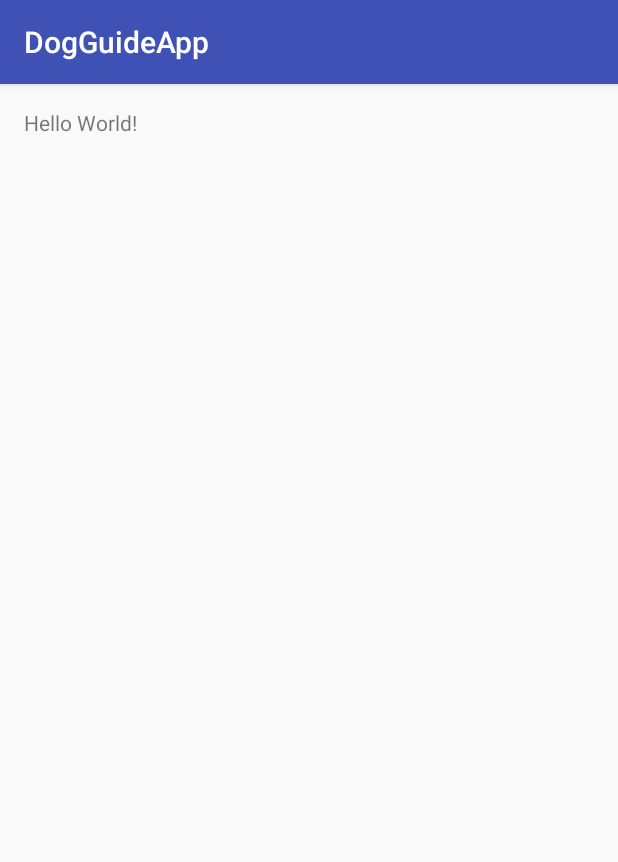
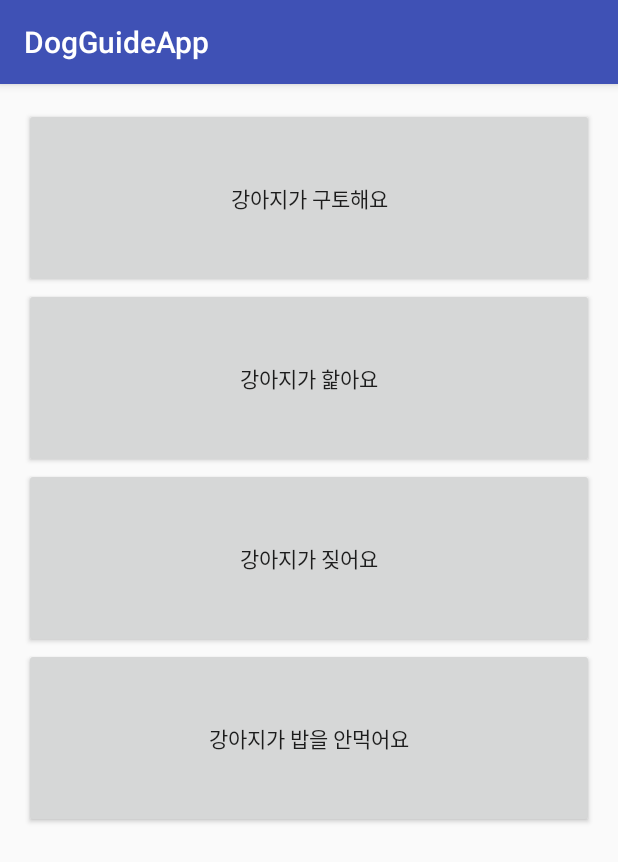
Before and after one commit to YuHyeon-Kim/DogGuideApp, an Android app: the screen it shows after launch (MainActivity), on a phone screen of 412 x 824 dp. Shown: the top 862 px of the screen. Run offline under Robolectric (Android 15) with nearby library versions, the light colour scheme and no system bars.

Commit message:
#6 Add Buttons

```diff
--- a/app/src/main/res/layout/activity_main.xml
+++ b/app/src/main/res/layout/activity_main.xml
@@ -9,8 +9,35 @@
     android:paddingTop="@dimen/activity_vertical_margin"
     tools:context="kr.hs.dbgus3577e_mirim.dogguideapp.MainActivity">
 
-    <TextView
-        android:layout_width="wrap_content"
-        android:layout_height="wrap_content"
-        android:text="Hello World!" />
+
+    <Button
+        android:layout_width="match_parent"
+        android:layout_height="120dp"
+        android:id="@+id/but_1"
+        android:text="@string/but_1"
+        />
+
+    <Button
+        android:layout_width="match_parent"
+        android:layout_height="120dp"
+        android:layout_below="@+id/but_1"
+        android:id="@+id/but_2"
+        android:text="@string/but_2"
+        />
+
+    <Button
+        android:layout_width="match_parent"
+        android:layout_height="120dp"
+        android:layout_below="@+id/but_2"
+        android:id="@+id/but_3"
+        android:text="@string/but_3"
+        />
+
+    <Button
+        android:layout_width="match_parent"
+        android:layout_height="120dp"
+        android:layout_below="@+id/but_3"
+        android:id="@+id/but_4"
+        android:text="@string/but_4"
+        />
 </RelativeLayout>
--- a/app/src/main/res/values/strings.xml
+++ b/app/src/main/res/values/strings.xml
@@ -1,3 +1,7 @@
 <resources>
     <string name="app_name">DogGuideApp</string>
+    <string name="but_1">강아지가 구토해요</string>
+    <string name="but_2">강아지가 핥아요</string>
+    <string name="but_3">강아지가 짖어요</string>
+    <string name="but_4">강아지가 밥을 안먹어요</string>
 </resources>
```
